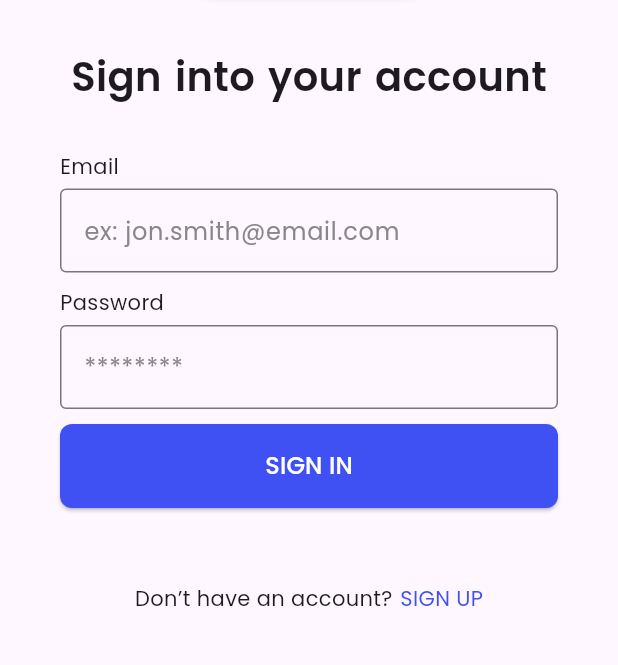
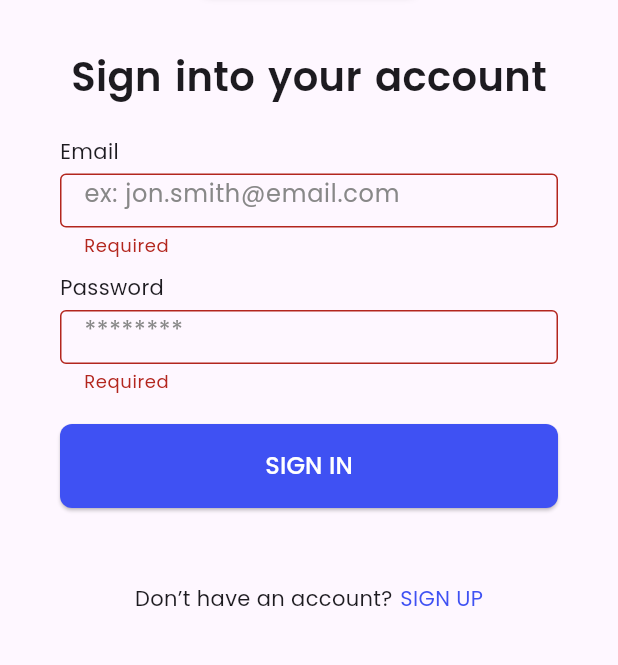
Before and after one commit to mamine27/2025-project-phase-mobile-tasks-, a Flutter app: the screen it shows after launch, after a tap on "SIGN IN", on a phone screen of 412 x 824 dp, the part 311-976 px from its top. Run offline on Flutter 3.47's test engine with Material 3 defaults, Android fonts, the phone set to English and light mode, and no system bars; our stand-ins replace dartz, equatable, get_it, google_fonts, internet_connection_checker, shared_preferences.

Commit message:
feat: Refactor SignIn page to use StatefulWidget and implement form validation

```diff
--- a/on-boarding/e_comerce_app_ui/lib/features/auth/presentations/pages/Sign_in.dart
+++ b/on-boarding/e_comerce_app_ui/lib/features/auth/presentations/pages/Sign_in.dart
@@ -1,15 +1,62 @@
 import 'package:flutter/material.dart';
 import 'package:google_fonts/google_fonts.dart';
 
-class SignIn extends StatelessWidget {
+import '../../../../injection_container.dart';
+import '../../data/datasources/auth_remote_datasource_impl.dart';
+
+class SignIn extends StatefulWidget {
   const SignIn({super.key});
 
   static const routeName = '/signin';
 
   @override
+  State<SignIn> createState() => _SignInState();
+}
+
+class _SignInState extends State<SignIn> {
+  final _formKey = GlobalKey<FormState>();
+  final TextEditingController _emailController = TextEditingController();
+  final TextEditingController _passwordController = TextEditingController();
+
+  Future<void> _submit() async {
+    if (_formKey.currentState!.validate()) {
+      // All validations passed, proceed with sign up logic
+      final authremote = sl<AuthRemoteDataSourceImpl>();
+      ScaffoldMessenger.of(
+        context,
+      ).showSnackBar(const SnackBar(content: Text('Signing in...')));
+      final result = await authremote.signIn(
+        _emailController.text.trim(),
+        _passwordController.text.trim(),
+      );
+
+      result.fold(
+        (failure) {
+          // Show failure message
+          print("shit");
+          ScaffoldMessenger.of(
+            context,
+          ).showSnackBar(SnackBar(content: Text(failure.message)));
+        },
+        (_) {
+          // Show success and navigate
+          print("w");
+          ScaffoldMessenger.of(
+            context,
+          ).showSnackBar(const SnackBar(content: Text('Sign in successful!')));
+          Navigator.pushReplacementNamed(context, '/');
+        },
+      );
+    }
+  }
+
+  @override
   Widget build(BuildContext context) {
     return Scaffold(
-      body: Column(
+      body: SingleChildScrollView(
+        child: Form(
+          key: _formKey,
+          child: Column(
             children: [
               const SizedBox(height: 150),
               Center(
@@ -17,7 +64,7 @@ class SignIn extends StatelessWidget {
                   width: 144,
                   height: 50,
                   decoration: BoxDecoration(
-                borderRadius: const BorderRadius.all(Radius.circular(6.41)),
+                    borderRadius: BorderRadius.circular(6.41),
                     color: Colors.white,
                     border: Border.all(color: Colors.grey),
                     boxShadow: const [
@@ -40,10 +87,8 @@ class SignIn extends StatelessWidget {
                   ),
                 ),
               ),
-
               const SizedBox(height: 40),
-          Center(
-            child: Text(
+              Text(
                 'Sign into your account',
                 style: GoogleFonts.poppins(
                   wordSpacing: 2,
@@ -51,23 +96,20 @@ class SignIn extends StatelessWidget {
                   fontWeight: FontWeight.w600,
                 ),
               ),
-          ),
-
               const SizedBox(height: 20),
               Padding(
-            padding: const EdgeInsetsGeometry.symmetric(horizontal: 40),
+                padding: const EdgeInsets.symmetric(horizontal: 40),
                 child: Column(
                   children: [
-                const SizedBox(height: 10),
                     const Align(
                       alignment: Alignment.centerLeft,
-                  child: Text('Email', textAlign: TextAlign.left),
+                      child: Text('Email'),
                     ),
                     const SizedBox(height: 5),
                     SizedBox(
                       height: 56,
-                  width: double.infinity,
                       child: TextFormField(
+                        controller: _emailController,
                         decoration: const InputDecoration(
                           hintText: 'ex: jon.smith@email.com',
                           hintStyle: TextStyle(color: Color(0xff888888)),
@@ -80,13 +122,14 @@ class SignIn extends StatelessWidget {
                     const SizedBox(height: 10),
                     const Align(
                       alignment: Alignment.centerLeft,
-                  child: Text('Password', textAlign: TextAlign.left),
+                      child: Text('Password'),
                     ),
                     const SizedBox(height: 5),
                     SizedBox(
                       height: 56,
-                  width: double.infinity,
                       child: TextFormField(
+                        controller: _passwordController,
+                        obscureText: true,
                         decoration: const InputDecoration(
                           hintText: '********',
                           hintStyle: TextStyle(color: Color(0xff888888)),
@@ -96,12 +139,12 @@ class SignIn extends StatelessWidget {
                             (v == null || v.isEmpty) ? 'Required' : null,
                       ),
                     ),
-                const SizedBox(height: 10),
+                    const SizedBox(height: 20),
                     SizedBox(
                       width: double.infinity,
                       height: 56,
                       child: ElevatedButton(
-                    onPressed: () {},
+                        onPressed: () => _submit(),
                         style: ElevatedButton.styleFrom(
                           shape: RoundedRectangleBorder(
                             borderRadius: BorderRadius.circular(8),
@@ -112,17 +155,13 @@ class SignIn extends StatelessWidget {
                           'SIGN IN',
                           style: GoogleFonts.poppins(
                             fontSize: 16,
-                        color: const Color.fromARGB(255, 255, 255, 255),
+                            color: Colors.white,
                           ),
                         ),
                       ),
                     ),
                     const SizedBox(height: 50),
-                Align(
-                  alignment: Alignment.center,
-                  child: SizedBox(
-                    child: Center(
-                      child: Row(
+                    Row(
                       mainAxisAlignment: MainAxisAlignment.center,
                       children: [
                         const Text('Don’t have an account?'),
@@ -138,13 +177,13 @@ class SignIn extends StatelessWidget {
                         ),
                       ],
                     ),
-                    ),
+                    const SizedBox(height: 30),
+                  ],
                 ),
               ),
             ],
           ),
         ),
-        ],
       ),
     );
   }
```
Lines whose indentation alone changed are shown as unchanged.
